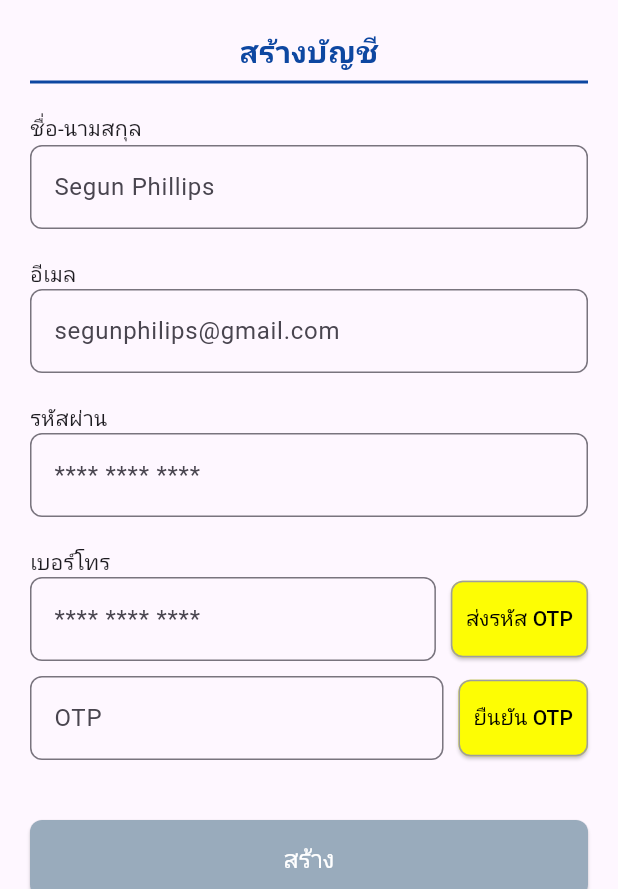
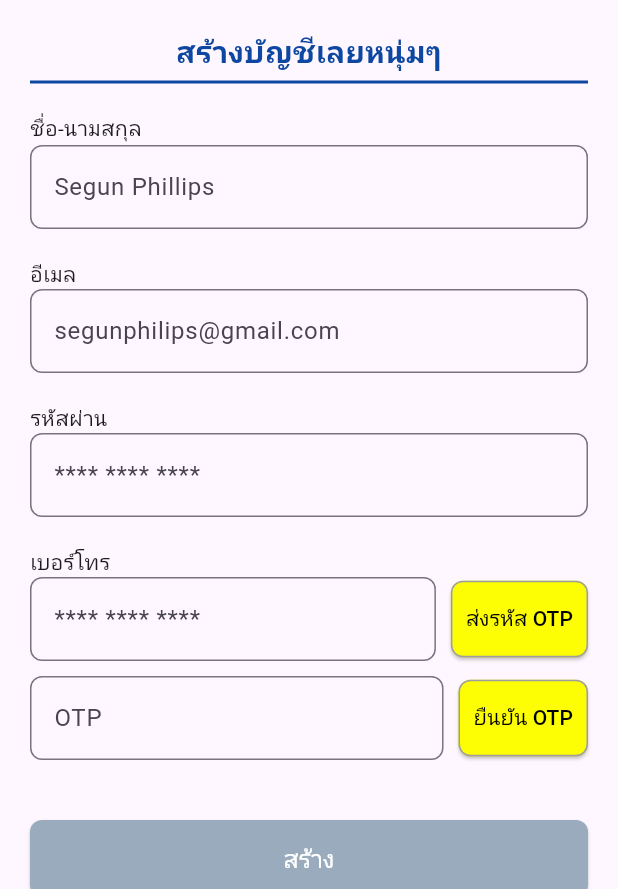
Before and after one commit to karnkarnpd44-eng/Jibjob-dart, a Flutter app: the screen it shows after launch, on a phone screen of 412 x 824 dp, the part 347-1236 px from its top. Run offline on Flutter 3.47's test engine with Material 3 defaults, Android fonts, the phone set to English and light mode, and no system bars; our stand-ins replace google_fonts; Roboto replaces fonts that are missing (Kanit).

Commit message:
เทสๆ

```diff
--- a/myproject/lib/logincreate1.dart
+++ b/myproject/lib/logincreate1.dart
@@ -53,7 +53,7 @@ class _CreateAccountPage1State extends State<CreateAccountPage1> {
 
               // หัวข้อ สร้างบัญชี
               Text(
-                "สร้างบัญชี", // เปลี่ยนเป็นภาษาไทย
+                "สร้างบัญชีเลยหนุ่มๆ", // เปลี่ยนเป็นภาษาไทย
                 textAlign: TextAlign.center,
                 style: TextStyle(
                   fontSize: 20,
```
